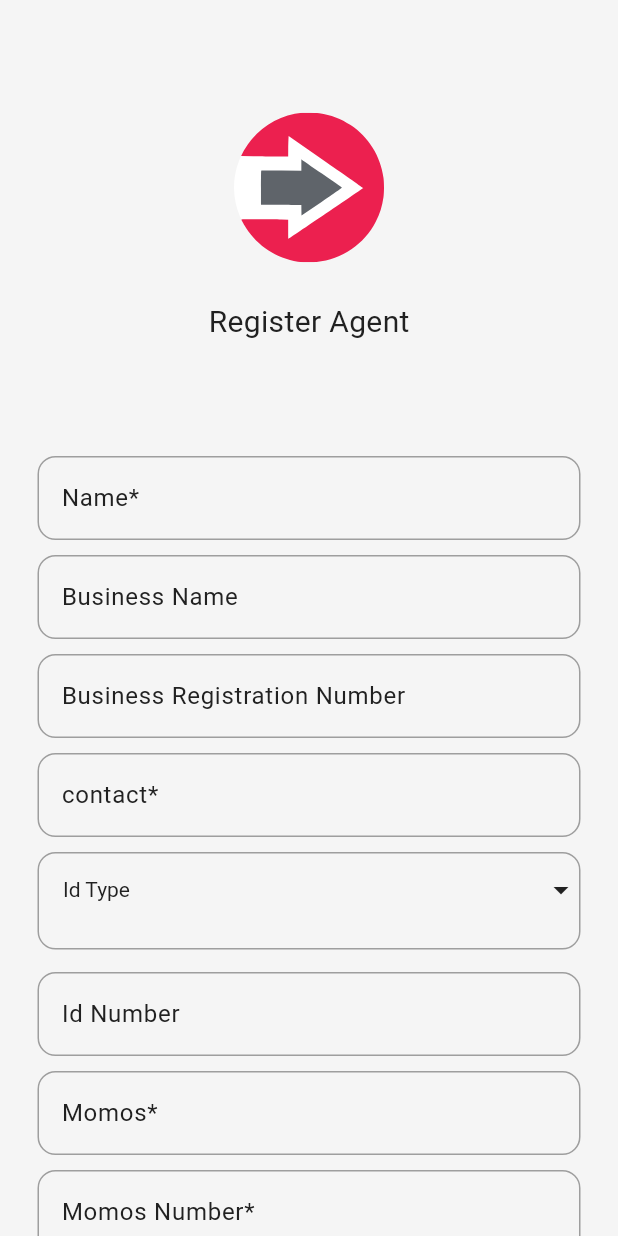
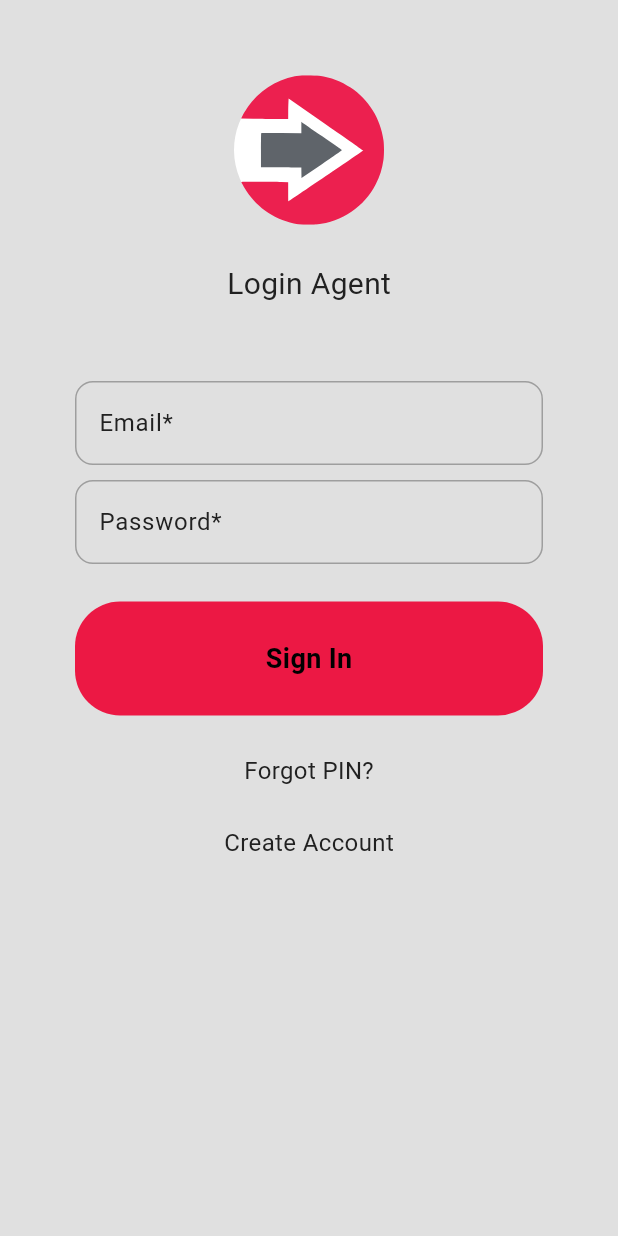
Before and after one commit to Jheezy30/agent_app, a Flutter app: the screen it shows after launch, on a phone screen of 412 x 824 dp. Run offline on Flutter 3.47's test engine with Material 3 defaults, Android fonts, the phone set to English and light mode, and no system bars; our stand-ins replace dio, dropdown_button2, flutter_svg, geolocator, permission_handler; accounts and stored records are empty.

Commit message:
login commit

```diff
--- a/lib/components/my_textform_field.dart
+++ b/lib/components/my_textform_field.dart
@@ -6,6 +6,7 @@ class MyTextFormField extends StatelessWidget {
   final String labelText;
   final bool isRequired;
   final bool isNumericOnly;
+  final bool isObsecureText;
   final String? Function(String?)? validator;
 
   const MyTextFormField({
@@ -14,6 +15,7 @@ class MyTextFormField extends StatelessWidget {
     required this.labelText,
     this.isRequired = false,
     this.isNumericOnly = false,
+    this.isObsecureText = false,
      this.validator,
     });
 
@@ -24,6 +26,7 @@ class MyTextFormField extends StatelessWidget {
       child: TextFormField(
         autovalidateMode: AutovalidateMode.onUserInteraction,
         controller: controller,
+        obscureText: isObsecureText,
         style: TextStyle(color: Colors.grey.shade900),
         keyboardType: isNumericOnly ? TextInputType.number : TextInputType.text,
         decoration: InputDecoration(
--- a/lib/main.dart
+++ b/lib/main.dart
@@ -1,3 +1,4 @@
+import 'package:agent_app/pages/login_page.dart';
 import 'package:agent_app/pages/vendors_page.dart';
 import 'package:agent_app/services/geo_service.dart';
 import 'package:agent_app/services/integration.dart';
@@ -24,7 +25,7 @@ class MyApp extends StatelessWidget {
       ],
       child: MaterialApp(
         debugShowCheckedModeBanner: false,
-        home: VendorsPage(),
+        home: LoginPage(),
         theme: ThemeData(
           scaffoldBackgroundColor: Colors.grey.shade100,
           textTheme: TextTheme(
--- /dev/null
+++ b/lib/pages/login_page.dart
@@ -0,0 +1,120 @@
+import 'package:agent_app/components/my_button.dart';
+import 'package:agent_app/components/my_textform_field.dart';
+import 'package:flutter/material.dart';
+import 'package:flutter_svg/svg.dart';
+
+class LoginPage extends StatefulWidget {
+  const LoginPage({super.key});
+
+  @override
+  State<LoginPage> createState() => _LoginPageState();
+}
+
+class _LoginPageState extends State<LoginPage> {
+  TextEditingController emailController = TextEditingController();
+  TextEditingController passwordController = TextEditingController();
+
+  @override
+  Widget build(BuildContext context) {
+     return Scaffold(
+      backgroundColor: Colors.grey[300],
+      body: SafeArea(
+        child: SingleChildScrollView(
+
+          child: Center(
+            child: Padding(
+              padding: const EdgeInsets.symmetric(horizontal: 25.0),
+              child: Column(
+                mainAxisAlignment: MainAxisAlignment.center,
+                children: [
+                  const SizedBox(
+                    height: 50,
+                  ),
+                  // logo
+                  SvgPicture.asset(
+                  'images/logo.svg',
+                  semanticsLabel: 'korba Logo',
+                  height: 100,
+                  width: 100,
+                ),
+
+                  const SizedBox(
+                    height: 25,
+                  ),
+                  // welcome back message
+                 Text(
+                  "Login Agent",
+                  style: TextStyle(
+                    color: Colors.grey.shade900,
+                    fontSize: 20,
+                  ),
+                ),
+
+                  const SizedBox(
+                    height: 50,
+                  ),
+
+                  // email textfield
+                  MyTextFormField(
+                    controller: emailController,
+                    labelText: "Email",
+                    isRequired: true,
+
+                  ),
+
+                  const SizedBox(
+                    height: 10,
+                  ),
+
+                  // password textfield
+
+                  MyTextFormField(
+                    controller: passwordController,
+                    labelText: "Password",
+                    isObsecureText: true,
+                    isRequired: true,
+                  ),
+
+                  const SizedBox(
+                    height: 25,
+                  ),
+
+                  //sign in button
+                  MyButton(
+                    onTap: (){},
+                    text: "Sign In",
+                  ),
+
+                  const SizedBox(
+                    height: 25,
+                  ),
+
+                   Text(
+                  "Forgot PIN?",
+                  style: TextStyle(
+                    color: Colors.grey.shade900,
+                    fontSize: 16,
+                  ),
+                ),
+
+                  const SizedBox(
+                    height: 25,
+                  ),
+
+                   Text(
+                  "Create Account",
+                  style: TextStyle(
+                    color: Colors.grey.shade900,
+                    fontSize: 16,
+                  ),
+                ),
+
+                ],
+              ),
+            ),
+          ),
+        ),
+      ),
+    );
+  }
+  }
```
